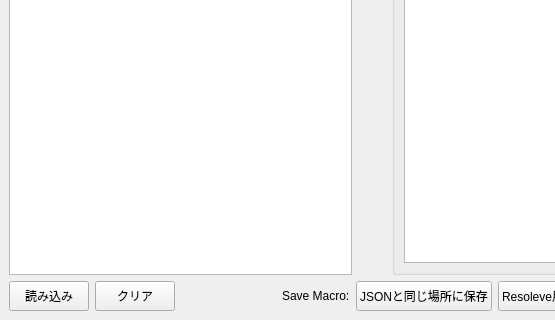
Old version of the form app/fusion/python/rs_fusion/tool/make_macro/make_macro.ui in the repository nakano000/Resolve_Script; both pictures show x 0 to 555 and y 589 to 909 of the 765 by 909 pixel window.
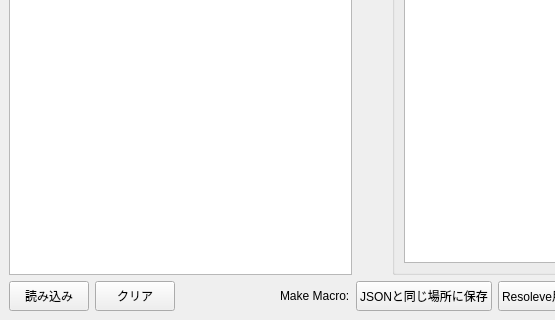
New version of the form. Custom widgets are drawn as their Qt base class.

Commit message: UI表記変更

```diff
--- a/app/fusion/python/rs_fusion/tool/make_macro/make_macro.ui
+++ b/app/fusion/python/rs_fusion/tool/make_macro/make_macro.ui
@@ -175,7 +175,7 @@
       <item>
        <widget class="QLabel" name="label_2">
         <property name="text">
-         <string>Save Macro:</string>
+         <string>Make Macro:</string>
         </property>
        </widget>
       </item>
```
Left out of the diff: 4 changed lines with no effect on the pictures. The commit also changes 1 other file.
